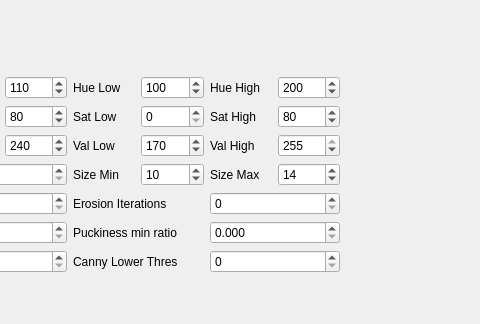
Qt form engr421/rqt_cb_gui/src/rqt_cb_gui/cb_gui.ui (yoos/school) before a commit; both pictures show x 210 to 690 and y 351 to 675 of the 833 by 675 pixel window.
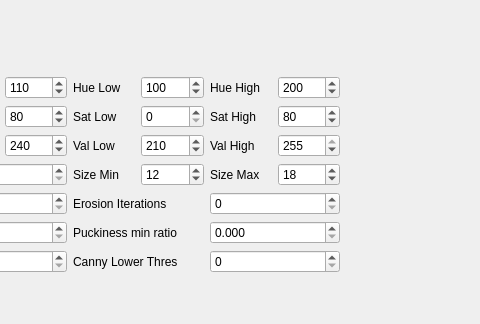
The same form after that commit.

Commit message:
Set different default values.
I really should implement that parameter saving function.

What changed in the file:
```diff
--- a/engr421/rqt_cb_gui/src/rqt_cb_gui/cb_gui.ui
+++ b/engr421/rqt_cb_gui/src/rqt_cb_gui/cb_gui.ui
@@ -353,7 +353,7 @@
                 <number>255</number>
                </property>
                <property name="value">
-                <number>170</number>
+                <number>210</number>
                </property>
               </widget>
              </item>
@@ -391,7 +391,7 @@
                 <number>100</number>
                </property>
                <property name="value">
-                <number>10</number>
+                <number>12</number>
                </property>
               </widget>
              </item>
@@ -408,7 +408,7 @@
                 <number>100</number>
                </property>
                <property name="value">
-                <number>14</number>
+                <number>18</number>
                </property>
               </widget>
              </item>
```
Left out of the diff: 5 changed lines with no effect on the pictures.
